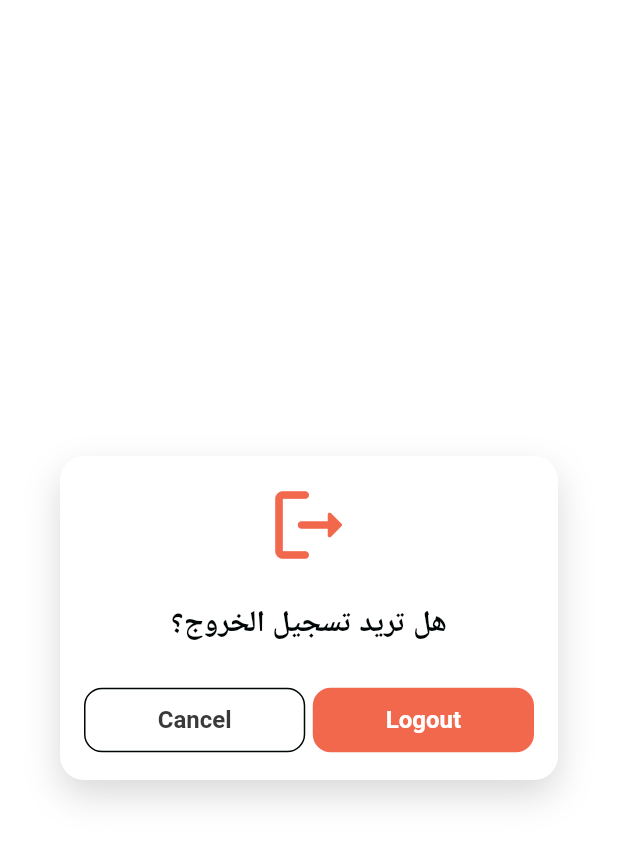
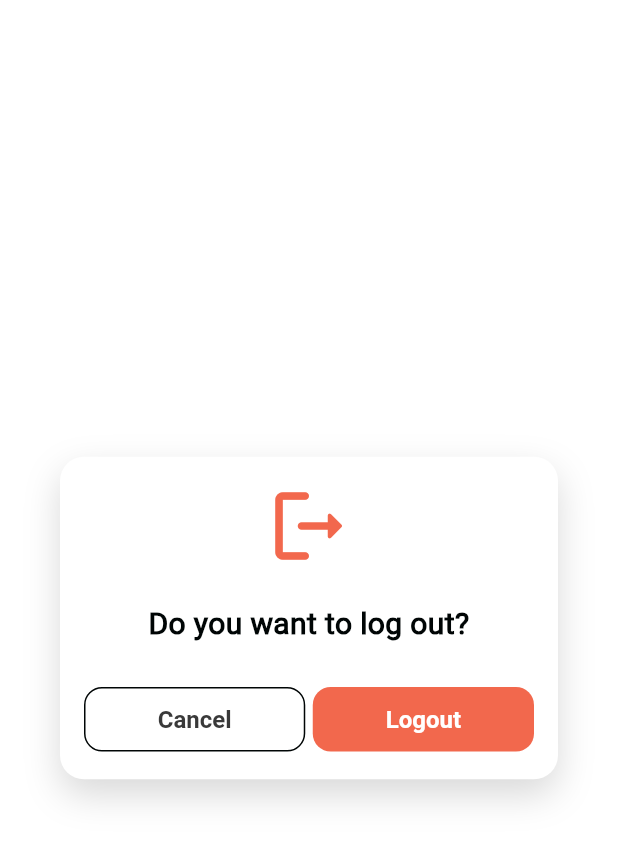
Before and after one commit to Farea-YCC/e_commerce_online, a Flutter app: the CustomLogoutDialog widget shown alone on an empty page, opened directly with empty values, on a phone screen of 412 x 824 dp. Shown: the top 842 px of the screen. Run offline on Flutter 3.47's test engine with Material 3 defaults, Android fonts, the phone set to English and light mode, and no system bars; our stand-ins replace awesome_dialog, cloud_firestore, firebase_auth, firebase_core, firebase_messaging, firebase_storage and 5 more; accounts and stored records are empty; generated files the repository leaves out were written again; network calls fail.

Commit message:
"حل التعارضات ودمج التاريخ"

```diff
--- a/lib/features/presentation/screens/profile/profile.dart
+++ b/lib/features/presentation/screens/profile/profile.dart
@@ -2,12 +2,6 @@ import 'package:shopping/core/imports/imports.dart';
 import 'package:shopping/features/presentation/widgets/custom_logout_dialog.dart';
 import 'package:shopping/features/presentation/widgets/customdialog_about.dart';
 import 'package:shopping/features/presentation/widgets/language_switcher.dart';
-
-import 'package:shopping/core/imports/imports.dart';
-import 'package:shopping/features/presentation/widgets/custom_logout_dialog.dart';
-import 'package:shopping/features/presentation/widgets/customdialog_about.dart';
-import 'package:shopping/features/presentation/widgets/language_switcher.dart';
-
 class Profile extends StatefulWidget {
   const Profile({super.key});
 
--- a/lib/features/presentation/widgets/custom_logout_dialog.dart
+++ b/lib/features/presentation/widgets/custom_logout_dialog.dart
@@ -1,4 +1,3 @@
-
 import 'package:shopping/core/imports/imports.dart';
 class CustomLogoutDialog extends StatelessWidget {
   final String title;
@@ -7,7 +6,7 @@ class CustomLogoutDialog extends StatelessWidget {
 
   const CustomLogoutDialog(BuildContext context, {
     super.key,
-    this.title = "هل تريد تسجيل الخروج؟",
+    this.title = "هل تريد تسجيل الخروج؟", // Default title in Arabic
     required this.onLogout,
     required this.onCancel,
   });
@@ -41,12 +40,10 @@ class CustomLogoutDialog extends StatelessWidget {
             Icon(
               Icons.logout_rounded,
               size: 60,
-              color: isDarkMode ? AppTheme.primaryColor : AppTheme.primaryColor, // الألوان
+              color: isDarkMode ? AppTheme.primaryColor : AppTheme.primaryColor, // Colors
             ),
             const SizedBox(height: 20),
-            Text(
-              title,
-              style: TextStyle(
+            Text(l10n.logoutDialogTitle, style: const TextStyle(
                 fontWeight: FontWeight.bold,
                 fontSize: 20,
               ),
@@ -71,7 +68,7 @@ class CustomLogoutDialog extends StatelessWidget {
                       padding: const EdgeInsets.symmetric(vertical: 12),
                     ),
                     child: Text(
-                      l10n.cancel,
+                      l10n.cancel,  // Localized 'cancel' string
                       style: TextStyle(
                         fontSize: 16,
                         fontWeight: FontWeight.bold,
@@ -87,14 +84,16 @@ class CustomLogoutDialog extends StatelessWidget {
                   child: ElevatedButton(
                     onPressed: onLogout,
                     style: ElevatedButton.styleFrom(
-                      backgroundColor:    isDarkMode ? AppTheme.primaryColor : AppTheme.primaryColor, // الألوان
+                      backgroundColor: isDarkMode
+                          ? AppTheme.primaryColor
+                          : AppTheme.primaryColor, // Colors
                       shape: RoundedRectangleBorder(
                         borderRadius: BorderRadius.circular(12),
                       ),
                       padding: const EdgeInsets.symmetric(vertical: 12),
                     ),
                     child: Text(
-                      l10n.logout,
+                      l10n.logout,  // Localized 'logout' string
                       style: TextStyle(
                         fontSize: 16,
                         fontWeight: FontWeight.bold,
--- a/lib/l10n/app_ar.arb
+++ b/lib/l10n/app_ar.arb
@@ -17,6 +17,7 @@
     "share": "مشاركة التطبيق",
     "about": "حول التطبيق",
     "language": "اللغة",
+    "logoutDialogTitle": "تسجيل الخروج",
     "help": "مساعدة",
     "favorites": " المفضلة",
     "unfavorites": "إزالة من المفضلة",
--- a/lib/l10n/app_de.arb
+++ b/lib/l10n/app_de.arb
@@ -16,6 +16,7 @@
   "about": "Über die App",
   "aboutmsg": "V 3.2.1",
   "language": "Sprache",
+  "logoutDialogTitle":"Abmelden",
   "help": "Hilfe",
   "don_favorites": "Die Favoriten",
   "favorites": "Favoriten",
--- a/lib/l10n/app_en.arb
+++ b/lib/l10n/app_en.arb
@@ -15,7 +15,7 @@
   "russian": "Russisch",
   "chinese": "Chinesisch",
   "japanese": "Japanisch",
-
+  "logoutDialogTitle": "Do you want to log out?",
     "edit": "Edit",
     "save": "Save",
     "cancel": "Cancel",
--- a/lib/l10n/app_es.arb
+++ b/lib/l10n/app_es.arb
@@ -18,6 +18,7 @@
   "aboutmsg": "V 3.2.1",
   "language": "Idioma",
   "help": "Ayuda",
+  "logoutDialogTitle": "Cerrar sesión",
   "don_favorites": "Favoritos",
   "favorites": "Favoritos",
   "unfavorites": "Eliminar de favoritos",
--- a/lib/l10n/app_fr.arb
+++ b/lib/l10n/app_fr.arb
@@ -17,6 +17,7 @@
   "aboutmsg": "V 3.2.1",
   "language": "Langue",
   "help": "Aide",
+  "logoutDialogTitle": "Deconnexion",
   "don_favorites": "Les Favoris",
   "favorites": "Favoris",
   "unfavorites": "Retirer des favoris",
--- a/lib/main.dart
+++ b/lib/main.dart
@@ -5,7 +5,6 @@ void main() async {
   final prefs = await SharedPreferences.getInstance();
 
   try {
-    // تحقق من التهيئة
     if (Firebase.apps.isEmpty) {
       await Firebase.initializeApp(
         options: DefaultFirebaseOptions.currentPlatform,
```
